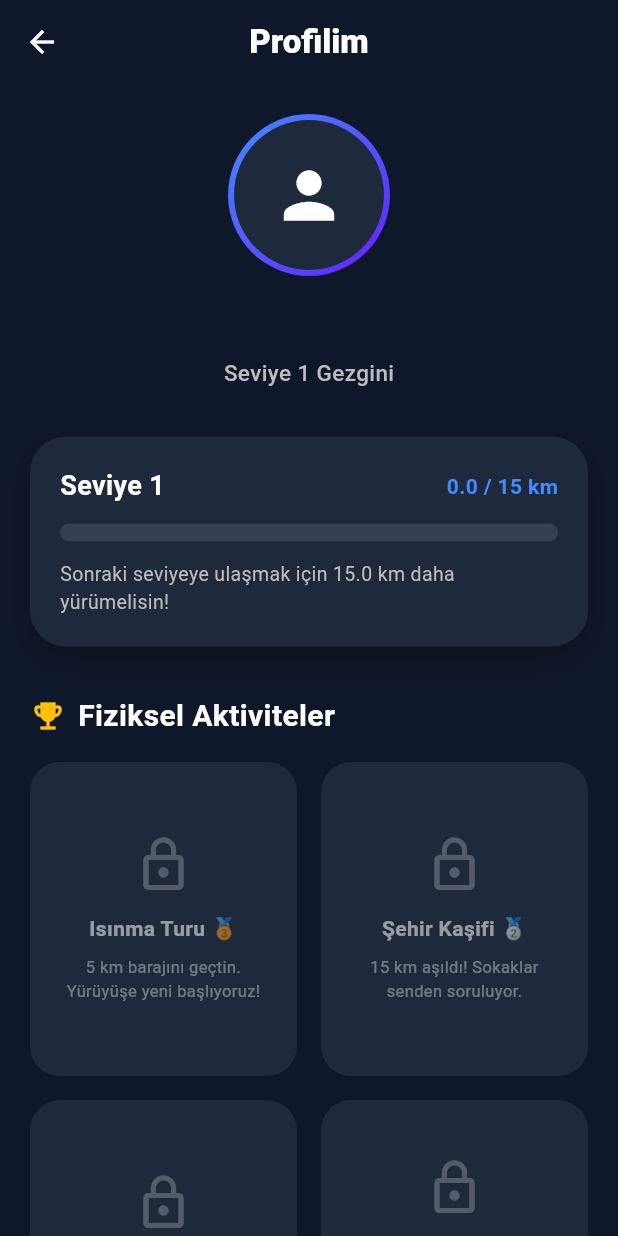
After one commit to hasancan2004/travel_route_optimizer, a Flutter app: the ProfileView screen opened directly, on a phone screen of 412 x 824 dp. The commit adds this screen. Run offline on Flutter 3.47's test engine with Material 3 defaults, Android fonts, the phone set to English and light mode, and no system bars; our stand-ins replace dio, equatable, fl_chart, flutter_bloc, flutter_dotenv, flutter_local_notifications and 13 more; missing offline and left inert: flutter_polyline_points, mobile_scanner; accounts and stored records are empty; network calls fail.

Commit message:
feat(profile): add gamified profile view with dynamic levels and badges

```diff
--- /dev/null
+++ b/lib/features/trip_optimizer/presentation/view/profile_view.dart
@@ -0,0 +1,230 @@
+import 'package:flutter/material.dart';
+import 'package:flutter_bloc/flutter_bloc.dart';
+import 'package:supabase_flutter/supabase_flutter.dart'; // YENİ: Supabase eklendi
+import '../viewmodel/trip_optimizer_cubit.dart';
+import '../viewmodel/trip_optimizer_state.dart';
+
+class ProfileView extends StatefulWidget {
+  const ProfileView({super.key});
+
+  @override
+  State<ProfileView> createState() => _ProfileViewState();
+}
+
+class _ProfileViewState extends State<ProfileView> {
+  final Color darkBg = const Color(0xFF0F172A);
+  final Color cardBg = const Color(0xFF1E293B);
+
+  @override
+  void initState() {
+    super.initState();
+    // Verileri sessizce çekmek için loadTravelerStats kullanıyoruz
+    context.read<TripOptimizerCubit>().loadTravelerStats();
+  }
+
+  @override
+  Widget build(BuildContext context) {
+    // YENİ: Oturum açmış kullanıcıyı Supabase'den dinamik olarak çekiyoruz
+    final currentUser = Supabase.instance.client.auth.currentUser;
+    final String displayName = currentUser?.userMetadata?['full_name'] ??
+        (currentUser?.email?.split('@').first ?? 'Gizemli Gezgin');
+
+    return Scaffold(
+      backgroundColor: darkBg,
+      appBar: AppBar(
+        title: const Text('Profilim', style: TextStyle(fontWeight: FontWeight.w900)),
+        centerTitle: true,
+        backgroundColor: Colors.transparent,
+        elevation: 0,
+        foregroundColor: Colors.white,
+      ),
+      body: BlocBuilder<TripOptimizerCubit, TripOptimizerState>(
+        builder: (context, state) {
+          double totalWalkedKm = 0.0;
+          int totalTrips = 0;
+
+          if (state is TravelerStatsLoaded) {
+            final itineraries = state.itineraries;
+            totalTrips = itineraries.length;
+
+            for (var itinerary in itineraries) {
+              for (var day in itinerary) {
+                totalWalkedKm += day.estimatedWalkingKm;
+              }
+            }
+          }
+
+          // Seviye Hesaplama (Her 15 km'de bir seviye atlama)
+          int currentLevel = (totalWalkedKm / 15).floor() + 1;
+          double currentLevelProgress = totalWalkedKm % 15;
+          double progressPercentage = currentLevelProgress / 15.0;
+
+          return SingleChildScrollView(
+            physics: const BouncingScrollPhysics(),
+            padding: const EdgeInsets.all(20),
+            child: Column(
+              crossAxisAlignment: CrossAxisAlignment.stretch,
+              children: [
+                // Profil Kartı
+                Center(
+                  child: Column(
+                    children: [
+                      Container(
+                        padding: const EdgeInsets.all(4),
+                        decoration: BoxDecoration(
+                          shape: BoxShape.circle,
+                          gradient: LinearGradient(
+                            colors: [Colors.blueAccent, Colors.deepPurpleAccent.shade400],
+                            begin: Alignment.topLeft,
+                            end: Alignment.bottomRight,
+                          ),
+                        ),
+                        child: const CircleAvatar(
+                          radius: 50,
+                          backgroundColor: Color(0xFF1E293B),
+                          child: Icon(Icons.person, size: 50, color: Colors.white),
+                        ),
+                      ),
+                      const SizedBox(height: 16),
+                      Text(
+                        // YENİ: Dinamik isim
+                        displayName,
+                        style: const TextStyle(fontSize: 24, fontWeight: FontWeight.bold, color: Colors.white),
+                      ),
+                      const SizedBox(height: 4),
+                      Text(
+                        // YENİ: Dinamik seviye unvanı
+                        'Seviye $currentLevel Gezgini',
+                        style: TextStyle(fontSize: 15, color: Colors.grey.shade400, fontWeight: FontWeight.w500),
+                      ),
+                    ],
+                  ),
+                ),
+                const SizedBox(height: 32),
+
+                // Seviye Çubuğu
+                Container(
+                  padding: const EdgeInsets.all(20),
+                  decoration: BoxDecoration(
+                    color: cardBg,
+                    borderRadius: BorderRadius.circular(24),
+                    boxShadow: [
+                      BoxShadow(color: Colors.black.withOpacity(0.2), blurRadius: 15, offset: const Offset(0, 8))
+                    ],
+                  ),
+                  child: Column(
+                    crossAxisAlignment: CrossAxisAlignment.start,
+                    children: [
+                      Row(
+                        mainAxisAlignment: MainAxisAlignment.spaceBetween,
+                        children: [
+                          Text(
+                            'Seviye $currentLevel',
+                            style: const TextStyle(color: Colors.white, fontSize: 18, fontWeight: FontWeight.bold),
+                          ),
+                          Text(
+                            '${currentLevelProgress.toStringAsFixed(1)} / 15 km',
+                            style: const TextStyle(color: Colors.blueAccent, fontSize: 14, fontWeight: FontWeight.bold),
+                          ),
+                        ],
+                      ),
+                      const SizedBox(height: 12),
+                      ClipRRect(
+                        borderRadius: BorderRadius.circular(10),
+                        child: LinearProgressIndicator(
+                          value: progressPercentage,
+                          minHeight: 12,
+                          backgroundColor: Colors.white10,
+                          valueColor: const AlwaysStoppedAnimation<Color>(Colors.blueAccent),
+                        ),
+                      ),
+                      const SizedBox(height: 12),
+                      Text(
+                        'Sonraki seviyeye ulaşmak için ${(15 - currentLevelProgress).toStringAsFixed(1)} km daha yürümelisin!',
+                        style: TextStyle(color: Colors.grey.shade400, fontSize: 13),
+                      ),
+                    ],
+                  ),
+                ),
+                const SizedBox(height: 32),
+
+                // Kazanılan Başarımlar Başlığı
+                const Row(
+                  children: [
+                    Icon(Icons.emoji_events, color: Colors.amber, size: 24),
+                    SizedBox(width: 8),
+                    Text(
+                      'Fiziksel Aktiviteler',
+                      style: TextStyle(fontSize: 20, fontWeight: FontWeight.bold, color: Colors.white),
+                    ),
+                  ],
+                ),
+                const SizedBox(height: 16),
+
+                // Dinamik Rozet Izgarası
+                GridView.count(
+                  shrinkWrap: true,
+                  physics: const NeverScrollableScrollPhysics(),
+                  crossAxisCount: 2,
+                  mainAxisSpacing: 16,
+                  crossAxisSpacing: 16,
+                  childAspectRatio: 0.85,
+                  children: [
+                    _buildBadgeCard('Isınma Turu 🥉', '5 km barajını geçtin. Yürüyüşe yeni başlıyoruz!', totalWalkedKm >= 5, Colors.orangeAccent),
+                    _buildBadgeCard('Şehir Kaşifi 🥈', '15 km aşıldı! Sokaklar senden soruluyor.', totalWalkedKm >= 15, Colors.blueAccent),
+                    _buildBadgeCard('Yorulmaz Gezgin 🥇', '30 km devrildi! İnanılmaz bir kondisyon.', totalWalkedKm >= 30, Colors.deepPurpleAccent),
+                    _buildBadgeCard('Koşu Bandı Şampiyonu 🏃', '50 km hedefini aştın. Harika bir kardiyo!', totalWalkedKm >= 50, Colors.greenAccent),
+                  ],
+                ),
+                const SizedBox(height: 40),
+              ],
+            ),
+          );
+        },
+      ),
+    );
+  }
+
+  Widget _buildBadgeCard(String title, String description, bool isUnlocked, Color color) {
+    return Container(
+      padding: const EdgeInsets.all(16),
+      decoration: BoxDecoration(
+        color: isUnlocked ? color.withOpacity(0.15) : cardBg,
+        borderRadius: BorderRadius.circular(20),
+        border: Border.all(
+          color: isUnlocked ? color.withOpacity(0.5) : Colors.transparent,
+          width: 1.5,
+        ),
+      ),
+      child: Column(
+        mainAxisAlignment: MainAxisAlignment.center,
+        children: [
+          Icon(
+            isUnlocked ? Icons.verified : Icons.lock_outline,
+            color: isUnlocked ? color : Colors.white24,
+            size: 40,
+          ),
+          const SizedBox(height: 12),
+          Text(
+            title,
+            textAlign: TextAlign.center,
+            style: TextStyle(
+              color: isUnlocked ? Colors.white : Colors.white54,
+              fontWeight: FontWeight.bold,
+              fontSize: 14,
+            ),
+          ),
+          const SizedBox(height: 8),
+          Text(
+            description,
+            textAlign: TextAlign.center,
+            style: TextStyle(
+              color: isUnlocked ? Colors.grey.shade300 : Colors.white38,
+              fontSize: 11,
+            ),
+          ),
+        ],
+      ),
+    );
+  }
+}
```
Also changed, not shown: lib/features/trip_optimizer/presentation/view/explore_detail_view.dart (+56 -1 lines), lib/features/trip_optimizer/presentation/view/itinerary_view.dart (+30 -6 lines), lib/features/trip_optimizer/presentation/view/trip_form_view.dart (+21 -3 lines).
